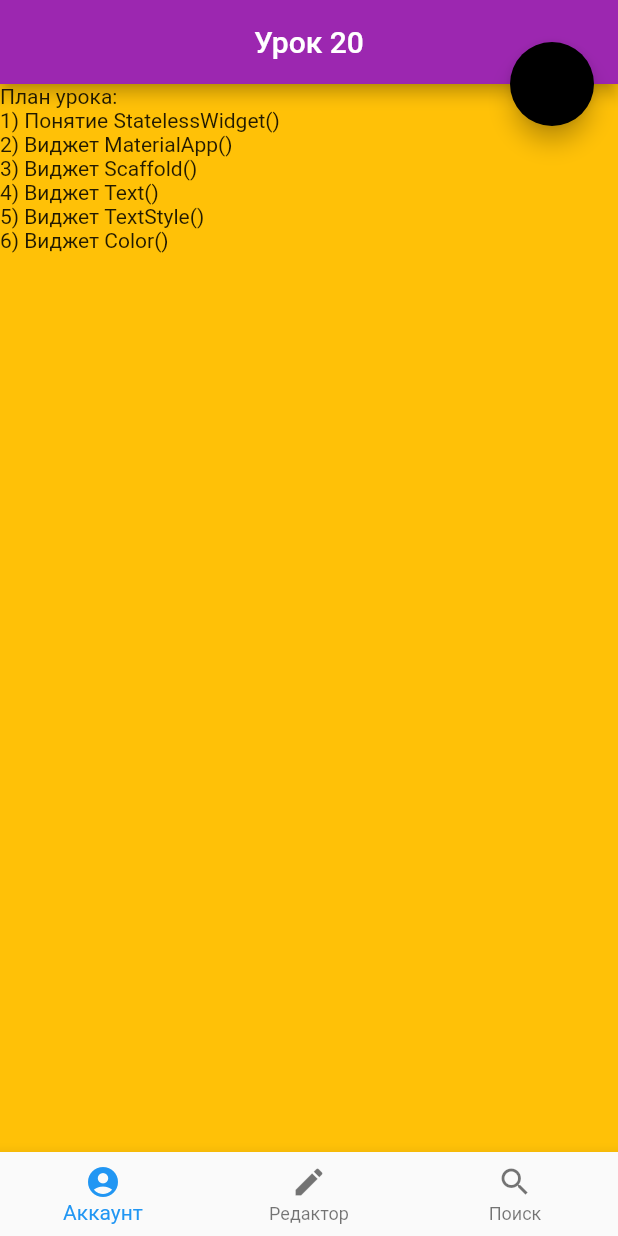
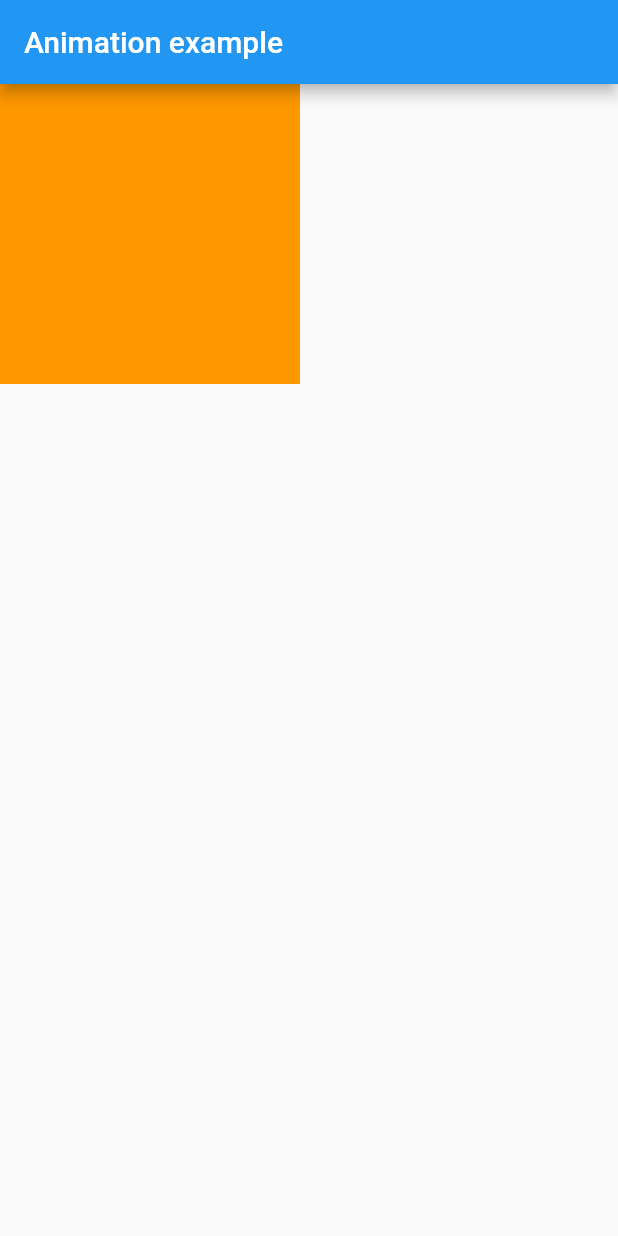
Before and after one commit to kirillnepomiluev/FlutterLessonsStemford, a Flutter app: the screen it shows after launch, on a phone screen of 412 x 824 dp. Run offline on Flutter 3.47's test engine with Material 2 defaults, Android fonts, the phone set to English and light mode, and no system bars.

Commit message:
Урок 36

```diff
--- a/lib/main.dart
+++ b/lib/main.dart
@@ -1,84 +1,108 @@
-import 'package:flutter/material.dart'; // Импорт библиотеки, содержащей основные
-// инструменты flutter - виджеты.
+import 'dart:math';
+import 'package:flutter/material.dart';
 
-/// Виджет - это физуальные и функциональные компоненты, из которых состоит приложение.
-/// Все элементы в flutter являются виджетами.
+void main() => runApp(MyApp());
 
-void main() => runApp(Lessons());
-
-class Lessons extends StatelessWidget {
-  /// StatelessWidget() - это абстрактный класс
-  /// который отвечает за создание статичного виджета. Статичный виджет - это виджет,
-  /// который не будет менять своего состояния (например картинка, иконка, текст).
+class MyApp extends StatelessWidget {
 
   @override
   Widget build(BuildContext context) {
+
     return MaterialApp(
-      // Высокоуровневый виджет, отвечающий за создание графического интерфейса
-      // приложения в стиле Material Design.
+      home: MyApp2(),
+    );
+  }
+}
 
-      title: "Название приложения",
-      // В свойство title передается название приложения, которое будет
-      // отображаться в названии страницы. Принимает в себя строку.
+// class MyAnimation extends StatefulWidget {
+//
+//   @override
+//   _MyAnimationState createState() {
+//     return _MyAnimationState();
+//   }
+// }
+//
+// class _MyAnimationState extends State<MyAnimation> {
+//
+//   bool isChangeWidget = false;
+//   bool startAnimation = false;
+//
+//   @override
+//   Widget build(BuildContext context) {
+    // return Scaffold(
+    //   appBar: AppBar(title: Text('Animation example')),
+    //   body: Center(
+    //     child: SizedBox(
+    //       width: 200.0,
+    //       height: 200.0,
+    //       child: InkWell(
+    //         onTap: () => setState(() => isChangeWidget = !isChangeWidget),
+    //         child: AnimatedCrossFade(
+    //           crossFadeState: isChangeWidget ? CrossFadeState.showFirst : CrossFadeState.showSecond,
+    //           duration: const Duration(seconds: 2),
+    //           firstChild: Container(color: Colors.green),
+    //           secondChild: Container(color: Colors.red),
+    //         ),
+    //       ),
+    //     ),
+    //   ),
+    // );
 
-      home: Scaffold(
-        // Высокоуровневый виджет, создающий шаблон страницы в стиле Material Design.
+    // return Scaffold(
+    //   appBar: AppBar(title: Text('Animation example')),
+    //   body: Center(
+    //     child: InkWell(
+    //       onTap: () => setState(() => startAnimation = !startAnimation),
+    //       child: AnimatedContainer(
+    //         decoration: BoxDecoration(
+    //           color: startAnimation ? Colors.lightGreen : Colors.red,
+    //           borderRadius: BorderRadius.circular(startAnimation ? 15.0 : 0.0),
+    //         ),
+    //         width: startAnimation ? 100 : 200,
+    //         height: startAnimation ? 100 : 200,
+    //         curve: Curves.easeInOutCubic,
+    //         duration: Duration(seconds: 1),
+    //       ),
+    //     ),
+    //   ),
+    // );
+//   }
+// }
+
+class MyApp2 extends StatefulWidget {
+
+  @override
+  _MyApp2State createState() {
+    return _MyApp2State();
+  }
+}
 
 
+class _MyApp2State extends State<MyApp2> with SingleTickerProviderStateMixin {
+  late AnimationController _animationController;
 
-        backgroundColor: Colors.amber,
-        // Свойство, отвечающее за цвет самой страницы.
+  @override
+  void initState() {
+    _animationController = AnimationController(duration: Duration(milliseconds: 1000), vsync: this);
+    _animationController.addListener(() => setState(() {}));
+    super.initState();
+  }
 
-        floatingActionButton: FloatingActionButton( backgroundColor: Colors.black,
-          onPressed: () {},
+  @override
+  Widget build(BuildContext context) {
+    return Scaffold(
+      appBar: AppBar(title: Text('Animation example')),
+      body: InkWell(
+        onTap: () => _animationController.forward(),
+        child: Opacity(
+          opacity: 1.0 - _animationController.value,
+          child: Container(
+            color: Colors.orange,
+            height: 200.0,
+            width: 200.0 + (200 * _animationController.value),
+          ),
         ),
-        // Свойство, отвечающее за добавление кнопки. Принимает в себя виджет
-        // FloatingActionButton().
-
-        floatingActionButtonLocation: FloatingActionButtonLocation.endTop,
-        // Свойство, отвечающее за расположение кнопки на экране. Имеет
-        // различные конструкторы.
-
-        bottomNavigationBar: BottomNavigationBar(
-          items: [
-            // Свойство, отвечающее за добавление нижней навигационной панели.
-
-            BottomNavigationBarItem(
-                icon: Icon(Icons.account_circle), label: "Аккаунт"),
-            // Элементы навигационной панели.
-
-            BottomNavigationBarItem(icon: Icon(Icons.edit), label: "Редактор"),
-
-           BottomNavigationBarItem(icon: Icon(Icons.search), label: "Поиск"),
-          ],
-        ),
-        body: Text(
-          // Свойство, содержащее в себе тело страницы. Принимает в себя
-          // различные виджеты. Для примера, в поместим сюда виджет Text().
-
-          "План урока:\n1) Понятие StatelessWidget()\n2) Виджет MaterialApp()\n3)"
-              " Виджет Scaffold()\n4) Виджет Text()\n5) Виджет TextStyle()\n6)"
-              " Виджет Color()",
-        ),
-        appBar: AppBar(
-          // Свойство, отвечающее за наличие верхнего меню - аппбара. Принимает
-          // в себя виджет AppBar().
-
-          centerTitle: true,
-          // Свойство, отвечающее за расположение заголовка аппбара по центру.
-          // Принимает в себя true или false.
-
-          title: Text(
-            "Урок 20", // Свойство, отвечающее за заголовок аппбара. Принимает
-            // в себя строку с текстом заголовка.
-          ),
-
-          backgroundColor: Colors.purple, // Свойство, отвечающее за цвет аппбара. Принимает
-          // в себя виджет, содержащий цвет.
-        ),// Свойство, содержащее в себе тело страницы. Принимает в себя различные виджеты. Для примера, в поместим сюда виджет Text().
       ),
     );
   }
 }
-
-/// В дальнейшем мы познакомимся подробнее с каждым из этих элементов.
```
